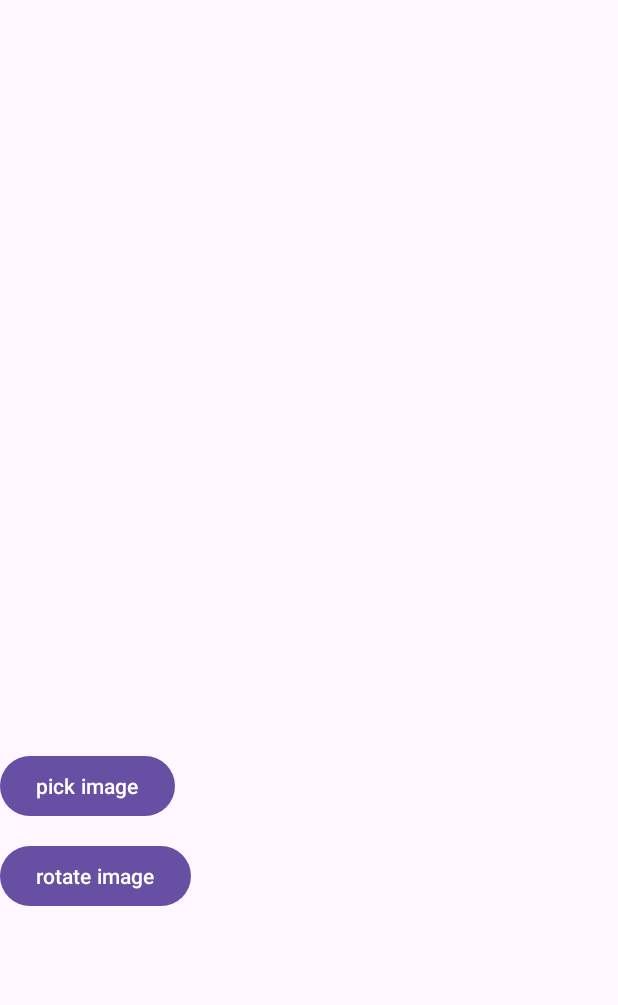
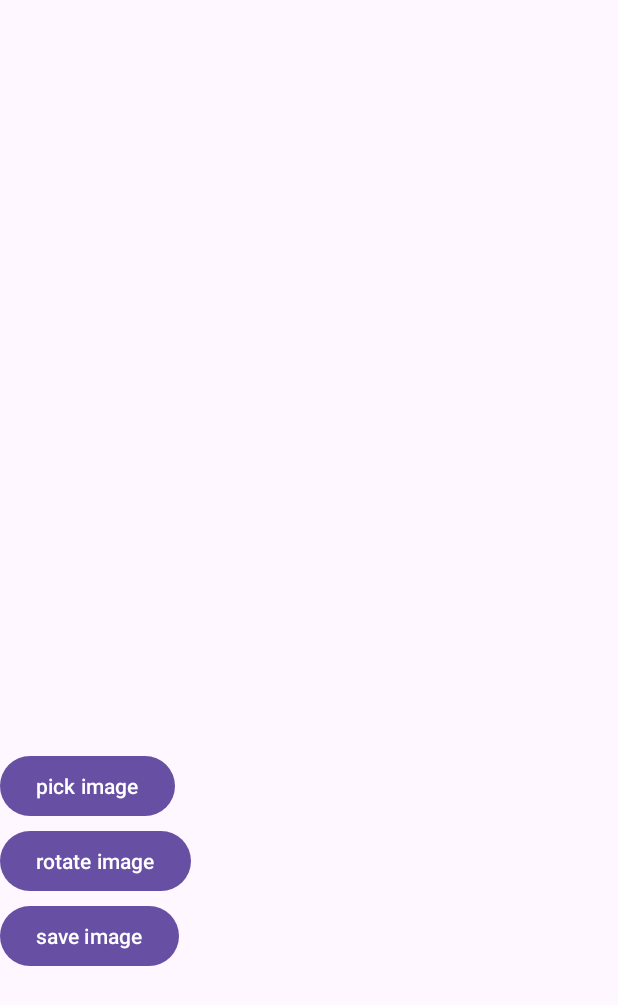
Before and after one commit to SonyaSky/App_module7, an Android app: the layout activity_main.xml on its own in the app's theme, with its tools: preview values and no code run, on a phone screen of 412 x 824 dp. Shown: the top 1005 px of the screen. Run offline under Robolectric (Android 15) with nearby library versions, the phone set to English and light mode, and no system bars.

Commit message:
картинку теперь можно выгрузить в галерею
ура!

```diff
--- a/Module7/app/src/main/res/layout/activity_main.xml
+++ b/Module7/app/src/main/res/layout/activity_main.xml
@@ -27,8 +27,16 @@ tools:context=".MainActivity">
         android:layout_height="wrap_content"
         android:layout_below="@id/pick_image"
         android:layout_centerHorizontal="true"
-        android:layout_marginTop="560dp"
+        android:layout_marginTop="550dp"
         android:text="rotate image" />
 
+    <com.google.android.material.button.MaterialButton
+        android:id="@+id/save_image"
+        android:layout_width="wrap_content"
+        android:layout_height="wrap_content"
+        android:layout_below="@id/pick_image"
+        android:layout_centerHorizontal="true"
+        android:layout_marginTop="600dp"
+        android:text="save image" />
 
 </androidx.coordinatorlayout.widget.CoordinatorLayout>
```
Also changed, not shown: Module7/app/src/main/java/com/example/module7/MainActivity.kt (+24 -12 lines).
